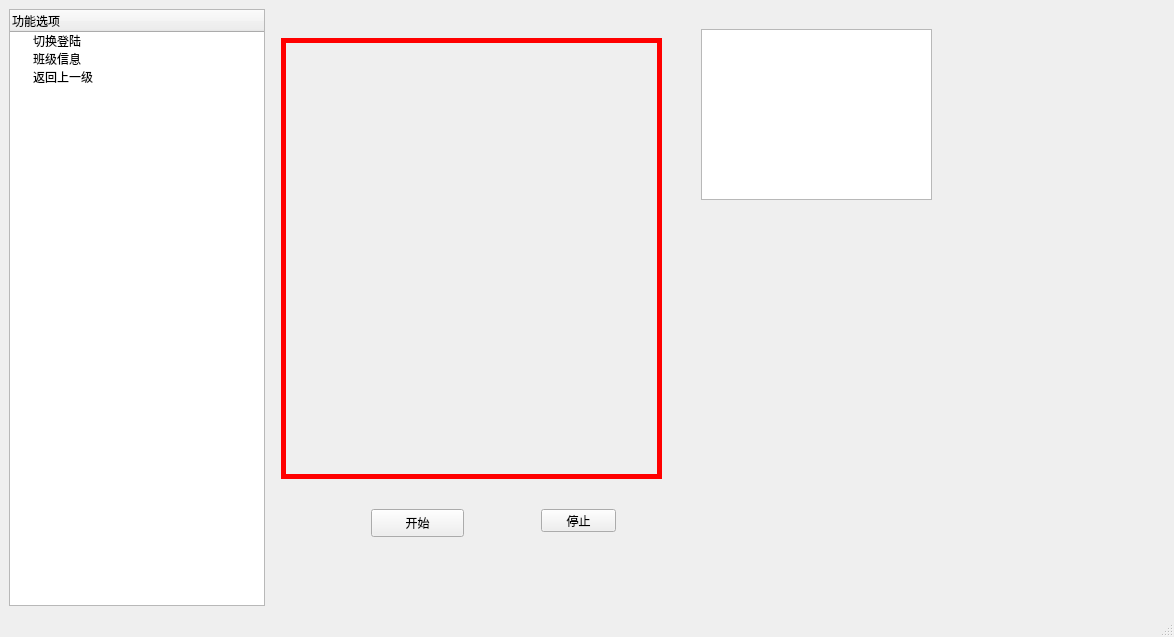
The window that ui_creator/form.ui (epocode/attendance_system) describes before a commit, drawn with Qt 5.
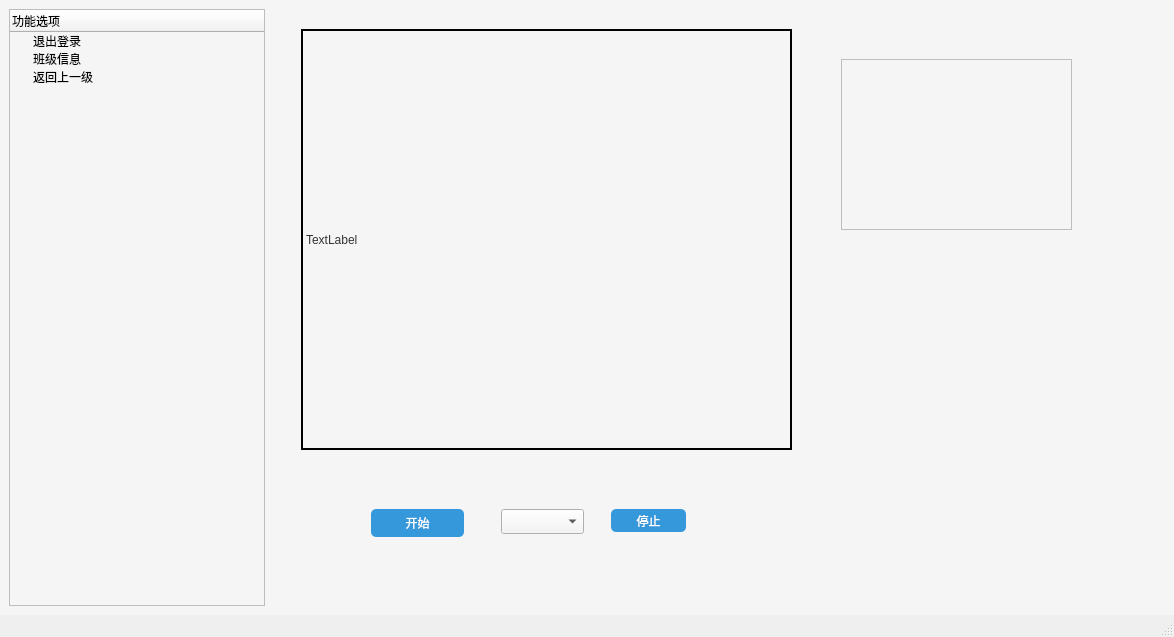
The same window after the commit. The open tabs and pages were chosen to show the change.

Commit message: 完成了基本所有的功能，明天修改bug

```diff
--- a/ui_creator/form.ui
+++ b/ui_creator/form.ui
@@ -14,6 +14,80 @@
    <string>MainWindow</string>
   </property>
   <widget class="QWidget" name="centralwidget">
+   <property name="styleSheet">
+    <string notr="true">/* 整体背景与字体设置 */
+QWidget {
+    /* 背景色，可以根据需要调整 */
+    background-color: #F5F5F5;
+    
+    /* 字体设置，可换成你需要的字体和大小 */
+    font-family: &quot;微软雅黑&quot;;
+    font-size: 12px;
+}
+
+
+/* 按钮基础样式 */
+QPushButton {
+    background-color: #3498db; /* 主色调 */
+    color: #ffffff;           /* 文字颜色 */
+    border-radius: 5px;       /* 圆角 */
+    padding: 5px 10px;        /* 内边距 */
+    border: none;             /* 无边框 */
+}
+
+/* 按钮鼠标悬停与点击效果 */
+QPushButton:hover {
+    background-color: #2980b9;
+}
+QPushButton:pressed {
+    background-color: #1f6391;
+}
+
+/* 文本输入框 */
+QLineEdit {
+    border: 1px solid #cccccc;
+    border-radius: 4px;
+    padding: 2px 4px;
+    background-color: #ffffff;
+    color: #333333;
+}
+
+/* 文本输入框获得焦点时边框高亮 */
+QLineEdit:focus {
+    border: 2px solid #3498db;
+}
+
+/* GroupBox 外观 */
+QGroupBox {
+    border: 1px solid gray; 
+    border-radius: 5px;     
+    margin-top: 1em;        
+    background-color: #ffffff;
+    /* 可以根据需要增加 padding、margin 等 */
+}
+
+/* GroupBox 标题的位置和样式 */
+QGroupBox:title {
+    subcontrol-origin: margin;
+    subcontrol-position: top center;
+    padding: 0 5px;
+    color: #333333;
+    font-weight: bold; /* 标题加粗 */
+}
+
+/* Label 基本样式（可选） */
+QLabel {
+    color: #333333;
+    font-size: 12px;
+}
+QLabel#label_display_cap {
+border: 2px solid black; 
+}
+
+
+/* 其它你需要的控件样式都可以在这里继续添加 */
+</string>
+   </property>
    <layout class="QHBoxLayout" name="horizontalLayout" stretch="0,6">
     <item>
      <widget class="QTreeWidget" name="tree_widget">
@@ -24,7 +98,7 @@
       </column>
       <item>
        <property name="text">
-        <string>切换登陆</string>
+        <string>退出登录</string>
        </property>
       </item>
       <item>
@@ -96,26 +170,7 @@
        </widget>
       </widget>
       <widget class="QWidget" name="page_face_detect">
-       <widget class="QLabel" name="label_disp_video_2">
-        <property name="geometry">
-         <rect>
-          <x>10</x>
-          <y>29</y>
-          <width>381</width>
-          <height>441</height>
-         </rect>
-        </property>
-        <property name="styleSheet">
-         <string notr="true">border: 5px solid red;</string>
-        </property>
-        <property name="text">
-         <string/>
-        </property>
-        <property name="wordWrap">
-         <bool>false</bool>
-        </property>
-       </widget>
-       <widget class="QPushButton" name="btn_confirm_face_detect">
+       <widget class="QPushButton" name="btn_start_detect_face">
         <property name="geometry">
          <rect>
           <x>100</x>
@@ -131,8 +186,8 @@
        <widget class="QTableView" name="table_view_show_absent">
         <property name="geometry">
          <rect>
-          <x>430</x>
-          <y>20</y>
+          <x>570</x>
+          <y>50</y>
           <width>231</width>
           <height>171</height>
          </rect>
@@ -141,7 +196,7 @@
        <widget class="QPushButton" name="btn_end_face_detect">
         <property name="geometry">
          <rect>
-          <x>270</x>
+          <x>340</x>
           <y>500</y>
           <width>75</width>
           <height>23</height>
@@ -151,6 +206,29 @@
          <string>停止</string>
         </property>
        </widget>
+       <widget class="QLabel" name="label_display_cap">
+        <property name="geometry">
+         <rect>
+          <x>30</x>
+          <y>20</y>
+          <width>491</width>
+          <height>421</height>
+         </rect>
+        </property>
+        <property name="text">
+         <string>TextLabel</string>
+        </property>
+       </widget>
+       <widget class="QComboBox" name="combo_box_video_source">
+        <property name="geometry">
+         <rect>
+          <x>230</x>
+          <y>500</y>
+          <width>83</width>
+          <height>25</height>
+         </rect>
+        </property>
+       </widget>
       </widget>
      </widget>
     </item>
```
Left out of the diff: 19 changed lines with no effect on the pictures. The commit also changes 33 other files.
